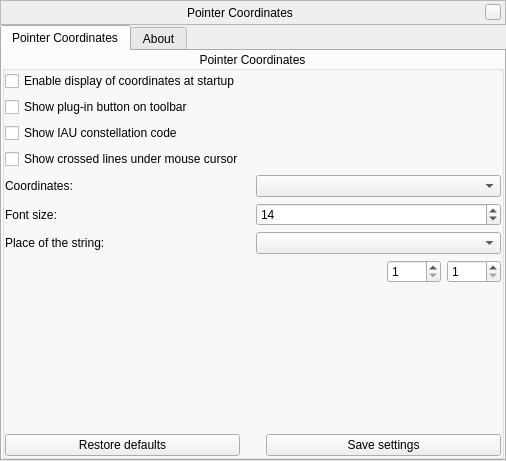
This is plugins/PointerCoordinates/src/gui/pointerCoordinatesWindow.ui in Stellarium/stellarium as Qt 5 draws it before an edit. The edited form follows.
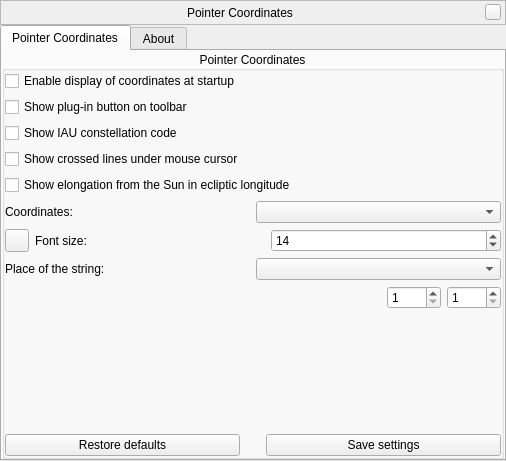
This is the edited form. Custom widgets are drawn as their Qt base class.

Commit message: Added support elongation in ecliptic longitude for Pointer Coordinates plugin (fix #2700)

```diff
--- a/plugins/PointerCoordinates/src/gui/pointerCoordinatesWindow.ui
+++ b/plugins/PointerCoordinates/src/gui/pointerCoordinatesWindow.ui
@@ -212,6 +212,13 @@
             </property>
            </widget>
           </item>
+          <item>
+           <widget class="QCheckBox" name="checkBoxElongation">
+            <property name="text">
+             <string>Show elongation from the Sun in ecliptic longitude</string>
+            </property>
+           </widget>
+          </item>
           <item>
            <layout class="QHBoxLayout" name="horizontalLayout_4">
             <item>
@@ -238,6 +245,16 @@
           </item>
           <item>
            <layout class="QHBoxLayout" name="horizontalLayout">
+            <item>
+             <widget class="QToolButton" name="textColorButton">
+              <property name="toolTip">
+               <string>The color of the screen text</string>
+              </property>
+              <property name="text">
+               <string/>
+              </property>
+             </widget>
+            </item>
             <item>
              <widget class="QLabel" name="labelFontSize">
               <property name="text">
```
The commit also changes 4 other files.
